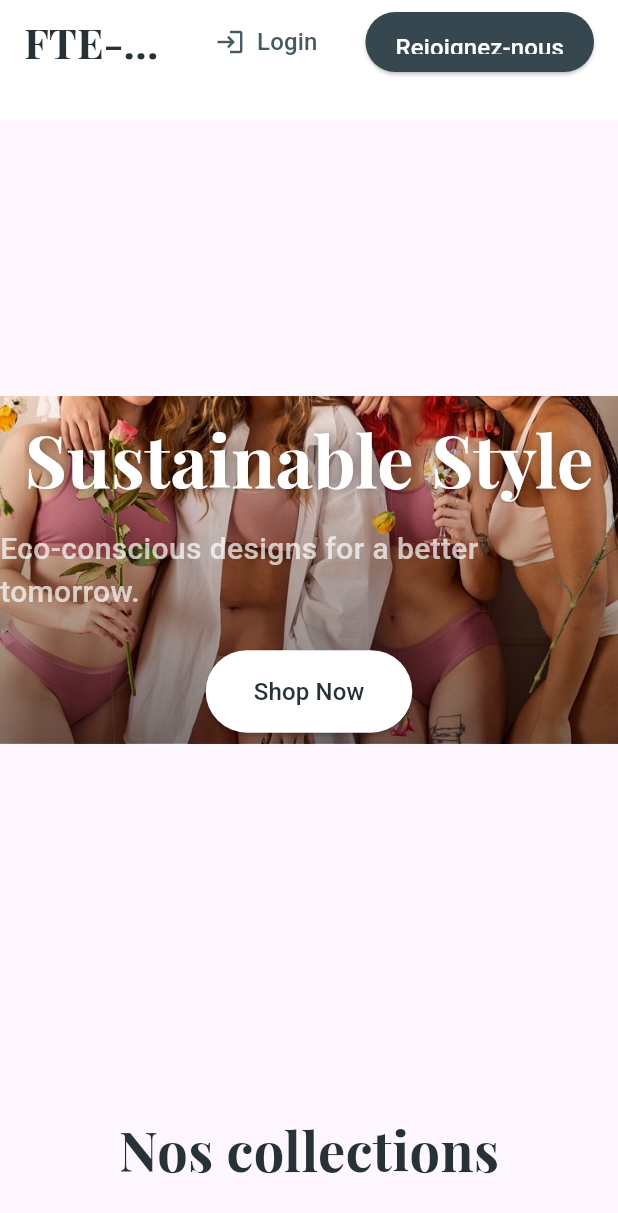
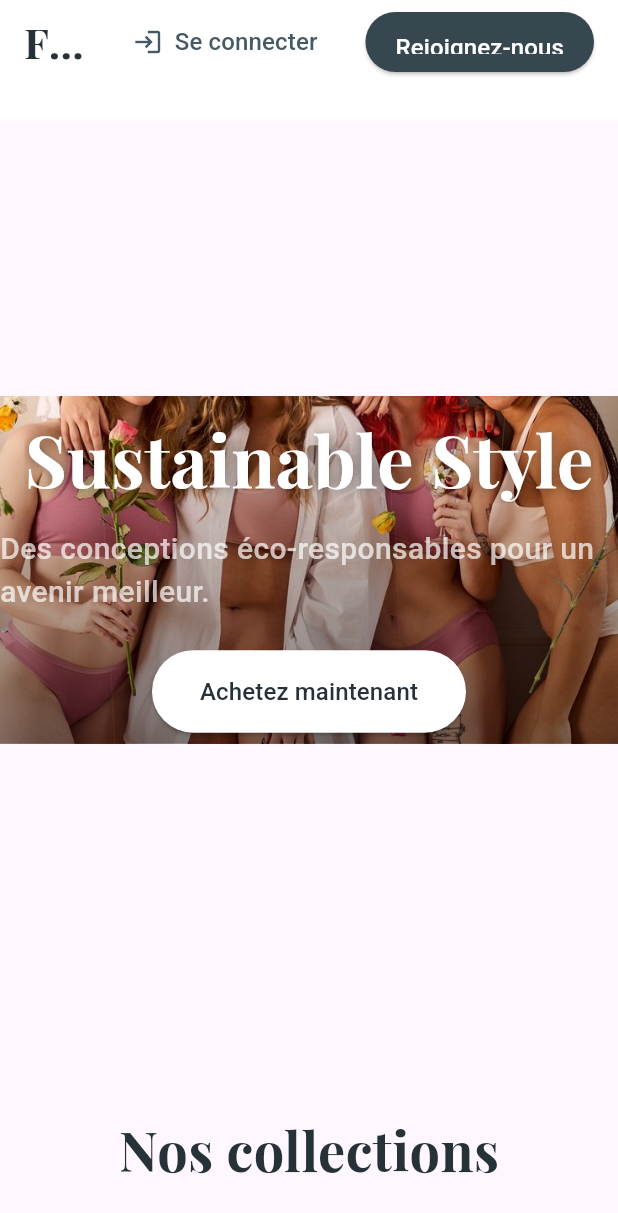
Before and after one commit to rimabouazra/AutoplanificationProductionProject, a Flutter app: the screen it shows after launch, on a phone screen of 412 x 824 dp. Shown: the top 1213 px of the screen. Run offline on Flutter 3.47's test engine with Material 3 defaults, Android fonts, the phone set to English and light mode, and no system bars; drawn by our look-alikes of carousel_slider; our stand-ins replace animate_do, fl_chart, flutter_dotenv, flutter_secure_storage, flutter_svg, fluttertoast and 5 more; missing offline and left inert: dart:js_interop.

Commit message:
Amélioration des vues principales (Home, Login, Register, Planification)

```diff
--- a/frontend_flutter/lib/views/HomePage.dart
+++ b/frontend_flutter/lib/views/HomePage.dart
@@ -45,7 +45,7 @@ class _HomePageState extends State<HomePage> {
     {
       'image': 'assets/images/hero1.jpg',
       "title": 'Sustainable Style',
-      'subtitle': 'Eco-conscious designs for a better tomorrow.',
+      'subtitle': 'Des conceptions éco-responsables pour un avenir meilleur.',
     },
     {
       'image': 'assets/images/hero2.jpg',
@@ -56,7 +56,7 @@ class _HomePageState extends State<HomePage> {
       'image': 'assets/images/hero3.jpg',
 
       'title': 'Timeless Elegance',
-      'subtitle': 'Discover our latest lingerie collection.',
+      'subtitle': 'Découvrez notre dernière collection de lingerie.',
     },
   ];
 
@@ -153,7 +153,7 @@ class _HomePageState extends State<HomePage> {
         ),
       ),
       actions: [
-        _buildNavButton('Login', Icons.login, () {
+        _buildNavButton('Se connecter', Icons.login, () {
           Navigator.push(context, MaterialPageRoute(builder: (_) => LoginPage()));
         }),
         Padding(
@@ -268,7 +268,7 @@ class _HomePageState extends State<HomePage> {
                               shape: RoundedRectangleBorder(borderRadius: BorderRadius.circular(30)),
                             ),
                             child: Text(
-                              'Shop Now',
+                              'Achetez maintenant',
                               style: TextStyle(fontSize: 16, fontWeight: FontWeight.w600),
                             ),
                           ),
@@ -383,7 +383,7 @@ class _HomePageState extends State<HomePage> {
                       shape: RoundedRectangleBorder(borderRadius: BorderRadius.circular(30)),
                     ),
                     child: Text(
-                      'Learn More',
+                      'Apprendre encore plus',
                       style: TextStyle(fontSize: 16, fontWeight: FontWeight.w600),
                     ),
                   ),
@@ -621,7 +621,7 @@ class _ProductCardState extends State<ProductCard> with SingleTickerProviderStat
                           padding: EdgeInsets.symmetric(horizontal: 20, vertical: 10),
                         ),
                         child: Text(
-                          'Explore',
+                          'Explorer',
                           style: TextStyle(fontSize: 14, fontWeight: FontWeight.w600),
                         ),
                       ),
--- a/frontend_flutter/lib/views/PlanificationConfirmationDialog.dart
+++ b/frontend_flutter/lib/views/PlanificationConfirmationDialog.dart
@@ -269,12 +269,7 @@ class _PlanificationConfirmationDialogState
 
   Future<void> _confirmPlanification() async {
     print('Confirming planifications: ${widget.planifications.map((p) => p.toJson()).toList()}');
-    if (!widget.hasInsufficientStock && widget.planifications.any((p) => p.id == null || p.id!.isEmpty)) {
-      ScaffoldMessenger.of(context).showSnackBar(
-        const SnackBar(content: Text("Erreur: ID de planification manquant")),
-      );
 
-    }
     bool? confirm = await showDialog<bool>(
       context: context,
       builder: (context) => AlertDialog(
--- a/frontend_flutter/lib/views/PlanificationView.dart
+++ b/frontend_flutter/lib/views/PlanificationView.dart
@@ -666,8 +666,7 @@ class _PlanificationViewState extends State<PlanificationView> {
     Map<String, List<Planification>> groupedPlans = {};
     if (_selectedViewMode == 'semaine') {
       for (var plan in planifications) {
-        final dayKey = DateFormat('EEEE dd/MM').format(plan.debutPrevue!);
-        groupedPlans.putIfAbsent(dayKey, () => []).add(plan);
+        final dayKey = DateFormat('EEEE dd/MM', 'fr_FR').format(plan.debutPrevue!);        groupedPlans.putIfAbsent(dayKey, () => []).add(plan);
       }
     }
 
@@ -913,7 +912,7 @@ class _PlanificationViewState extends State<PlanificationView> {
                             ? null
                             : () => _terminerPlanification(plan.id!),
                         style: ElevatedButton.styleFrom(
-                          backgroundColor: Colors.deepPurple,
+                          backgroundColor: Colors.greenAccent,
                           padding: EdgeInsets.symmetric(horizontal: 8, vertical: 4),
                           minimumSize: Size(80, 30),
                           textStyle: TextStyle(fontSize: 12),
```
Also changed, not shown: frontend_flutter/lib/views/LoginPage.dart (+5 -5 lines), frontend_flutter/lib/views/RegisterPage.dart (+6 -6 lines), 2 other files.
